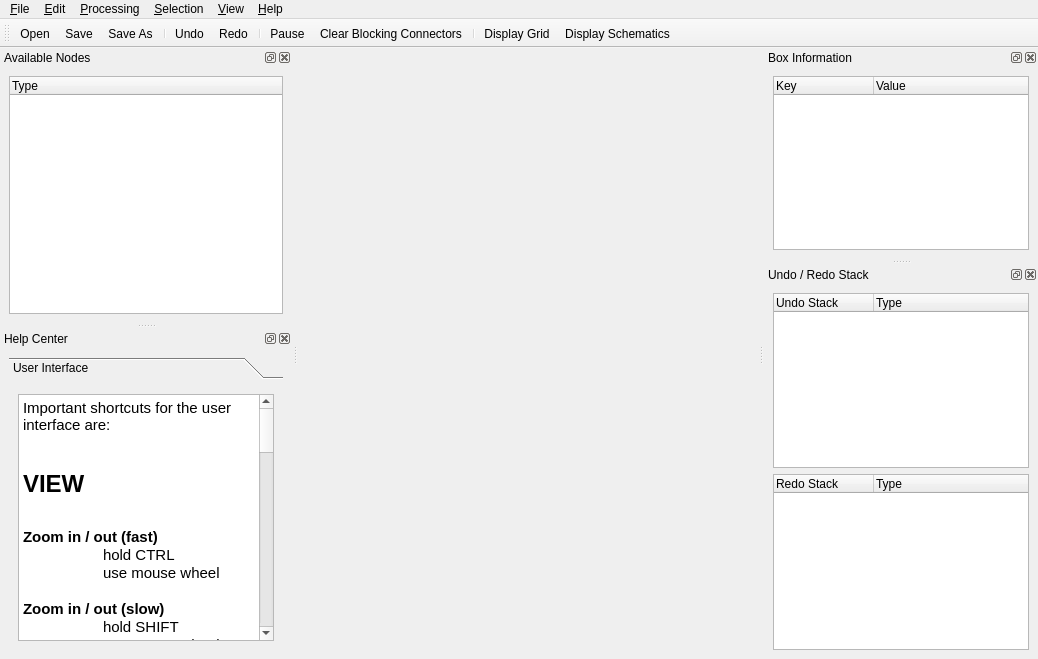
This is src/csapex/ui/csapex_window.ui in cogsys-tuebingen/csapex as Qt 5 draws it before an edit. The edited form follows.
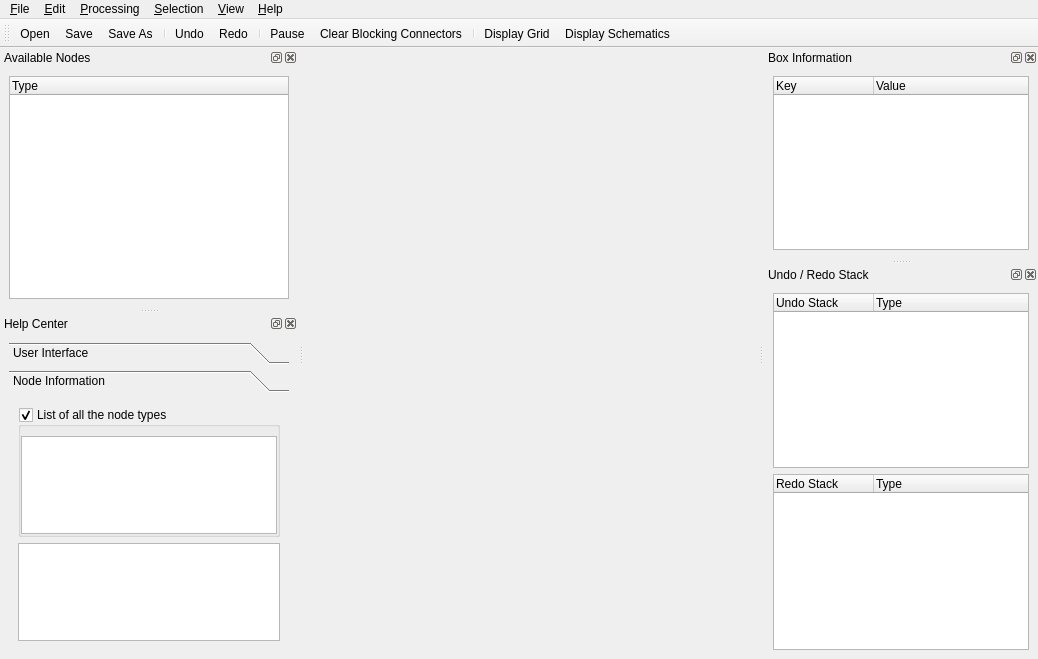
This is the edited form. Icons and pictures are not drawn.

Commit message: help center += node information help

The edit to the form file:
```diff
--- a/src/csapex/ui/csapex_window.ui
+++ b/src/csapex/ui/csapex_window.ui
@@ -246,7 +246,7 @@
      <item>
       <widget class="QToolBox" name="help_toolbox">
        <property name="currentIndex">
-        <number>0</number>
+        <number>1</number>
        </property>
        <widget class="QWidget" name="ui">
         <property name="geometry">
@@ -254,7 +254,7 @@
           <x>0</x>
           <y>0</y>
           <width>274</width>
-          <height>250</height>
+          <height>302</height>
          </rect>
         </property>
         <attribute name="icon">
@@ -329,6 +329,70 @@
          </item>
         </layout>
        </widget>
+       <widget class="QWidget" name="node_page">
+        <property name="geometry">
+         <rect>
+          <x>0</x>
+          <y>0</y>
+          <width>274</width>
+          <height>302</height>
+         </rect>
+        </property>
+        <attribute name="icon">
+         <iconset resource="../res/csapex_resources.qrc">
+          <normaloff>:/plugin.png</normaloff>:/plugin.png</iconset>
+        </attribute>
+        <attribute name="label">
+         <string>Node Information</string>
+        </attribute>
+        <layout class="QVBoxLayout" name="verticalLayout_7">
+         <item>
+          <widget class="QGroupBox" name="node_group">
+           <property name="title">
+            <string>List of all the node types</string>
+           </property>
+           <property name="flat">
+            <bool>true</bool>
+           </property>
+           <property name="checkable">
+            <bool>true</bool>
+           </property>
+           <layout class="QVBoxLayout" name="verticalLayout_8">
+            <property name="spacing">
+             <number>0</number>
+            </property>
+            <property name="leftMargin">
+             <number>0</number>
+            </property>
+            <property name="topMargin">
+             <number>9</number>
+            </property>
+            <property name="rightMargin">
+             <number>0</number>
+            </property>
+            <property name="bottomMargin">
+             <number>0</number>
+            </property>
+            <item>
+             <widget class="QTreeWidget" name="node_info_tree">
+              <property name="headerHidden">
+               <bool>true</bool>
+              </property>
+              <column>
+               <property name="text">
+                <string>Node</string>
+               </property>
+              </column>
+             </widget>
+            </item>
+           </layout>
+          </widget>
+         </item>
+         <item>
+          <widget class="QTextBrowser" name="node_info_text"/>
+         </item>
+        </layout>
+       </widget>
       </widget>
      </item>
     </layout>
```
Left out of the diff: 16 changed lines with no effect on the pictures. The commit also changes 10 other files.
